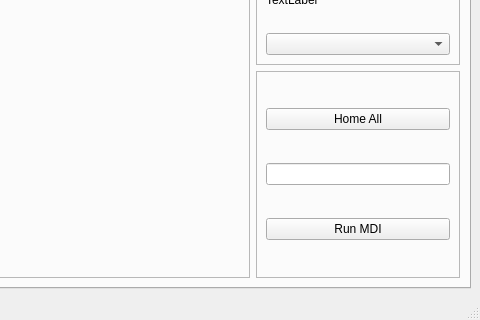
Before: the Qt Designer form examples/xyz2/xyz2.ui in jethornton/flexgui, drawn with Qt 5; both pictures show x 320 to 800 and y 280 to 600 of the 800 by 600 pixel window.
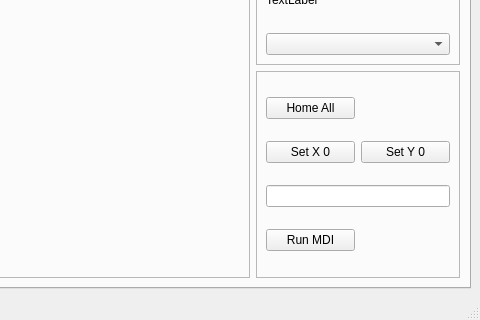
After: the same form once the commit is applied. The open tabs and pages were chosen to show the change.

The edit to the form file:
```diff
--- a/examples/xyz2/xyz2.ui
+++ b/examples/xyz2/xyz2.ui
@@ -165,7 +165,11 @@
           </property>
           <layout class="QGridLayout" name="gridLayout_4">
            <item row="1" column="0">
-            <widget class="QLineEdit" name="mdi_command_le"/>
+            <widget class="QPushButton" name="zero_x_pb">
+             <property name="text">
+              <string>Set X 0</string>
+             </property>
+            </widget>
            </item>
            <item row="0" column="0">
             <widget class="QPushButton" name="home_all_pb">
@@ -174,13 +178,23 @@
              </property>
             </widget>
            </item>
-           <item row="2" column="0">
+           <item row="3" column="0">
             <widget class="QPushButton" name="run_mdi_pb">
              <property name="text">
               <string>Run MDI</string>
              </property>
             </widget>
            </item>
+           <item row="1" column="1">
+            <widget class="QPushButton" name="zero_y_pb">
+             <property name="text">
+              <string>Set Y 0</string>
+             </property>
+            </widget>
+           </item>
+           <item row="2" column="0" colspan="2">
+            <widget class="QLineEdit" name="mdi_command_le"/>
+           </item>
           </layout>
          </widget>
         </item>
```
Left out of the diff: 40 changed lines with no effect on the pictures.
